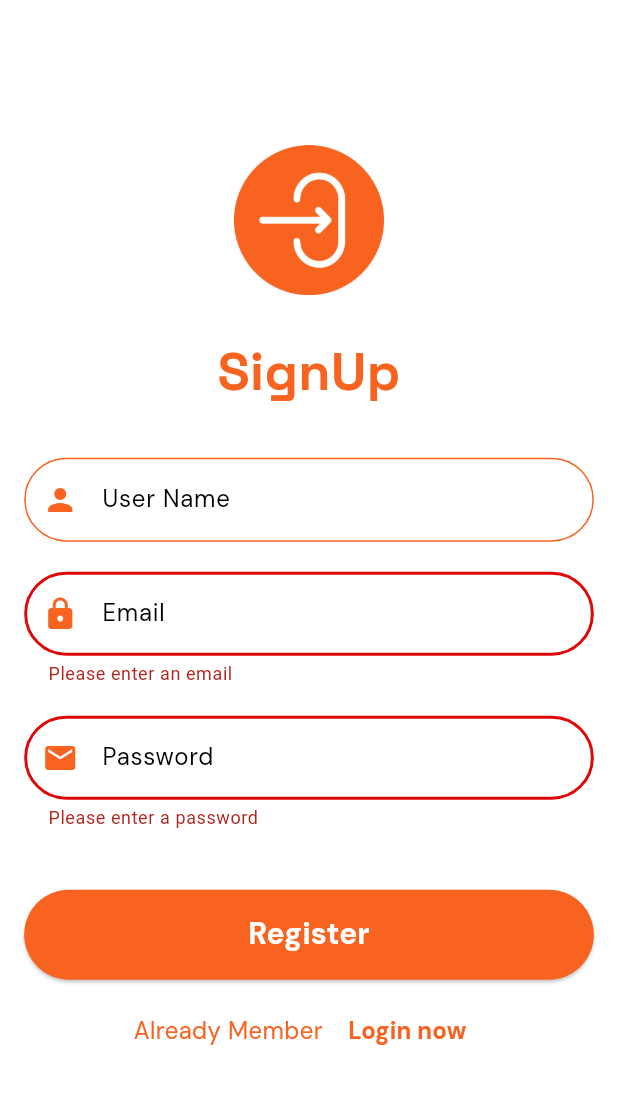
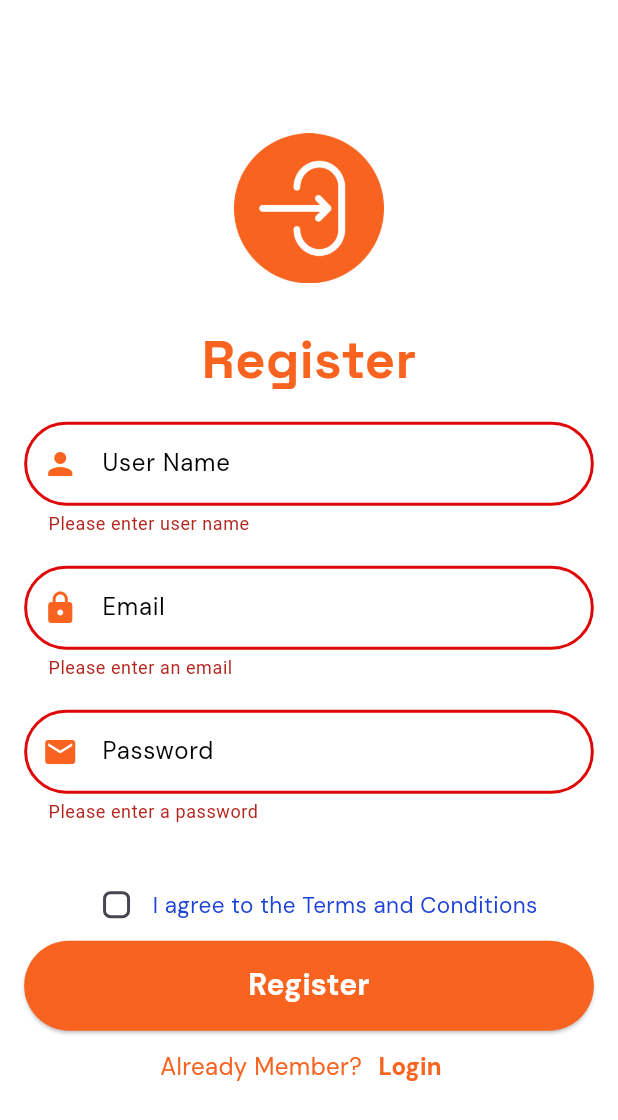
Before and after one commit to ItsJmartin/Library-app-backend, a Flutter app: the RegisterPage screen opened directly, after a tap on "Register", on a phone screen of 412 x 824 dp. Shown: the top 1120 px of the screen. Run offline on Flutter 3.47's test engine with Material 3 defaults, Android fonts, the phone set to English and light mode, and no system bars; our stand-ins replace google_fonts.

Commit message:
reg page update

```diff
--- a/lib/auth/register_page.dart
+++ b/lib/auth/register_page.dart
@@ -3,7 +3,7 @@ import 'package:flutter/material.dart';
 import 'package:google_fonts/google_fonts.dart';
 
 class RegisterPage extends StatefulWidget {
-  RegisterPage({super.key});
+  const RegisterPage({super.key});
 
   @override
   State<RegisterPage> createState() => _RegisterPageState();
@@ -20,12 +20,20 @@ class _RegisterPageState extends State<RegisterPage> {
   final _emailController = TextEditingController();
   final _passwordController = TextEditingController();
 
+  bool isCheked = false;
+
   @override
   Widget build(BuildContext context) {
     return Scaffold(
       resizeToAvoidBottomInset: true,
       backgroundColor: const Color(0xffffffff),
       body: SafeArea(
+        child: Center(
+          child: SingleChildScrollView(
+            child: Form(
+              key: _registerKey,
+              child: Padding(
+                padding: EdgeInsets.all(16.1),
                 child: Column(
                     mainAxisAlignment: MainAxisAlignment.center,
                     crossAxisAlignment: CrossAxisAlignment.center,
@@ -42,7 +50,7 @@ class _RegisterPageState extends State<RegisterPage> {
                       Padding(
                         padding: const EdgeInsets.all(16.1),
                         child: Text(
-                "SignUp",
+                          "Register",
                           style: GoogleFonts.spaceGrotesk(
                             color: const Color(0xfff86320),
                             fontSize: 35,
@@ -50,17 +58,18 @@ class _RegisterPageState extends State<RegisterPage> {
                           ),
                         ),
                       ),
-            Padding(
-              padding: const EdgeInsets.all(16.1),
-              child: Form(
-                key: _registerKey,
-                child: Column(
-                  children: <Widget>[
+
                       TextFormField(
-                      keyboardType: TextInputType.emailAddress,
+                        keyboardType: TextInputType.name,
                         style: GoogleFonts.dmSans(color: Colors.grey),
                         controller: _usernameController,
                         validator: (userName) {
+                          if (userName == null || userName.isEmpty) {
+                            return "Please enter user name";
+                          }
+                          if (userName.length < 5) {
+                            return "Enter a valid Username";
+                          }
                           return null;
                         },
                         decoration: InputDecoration(
@@ -208,7 +217,31 @@ class _RegisterPageState extends State<RegisterPage> {
                           ),
                         ),
                       ),
-                    const SizedBox(height: 40),
+                      const SizedBox(height: 30),
+
+                      // check box
+                      Row(
+                          mainAxisAlignment: MainAxisAlignment.center,
+                          children: <Widget>[
+                            Checkbox(
+                              activeColor: Color(0xff27af3a),
+                              shape: RoundedRectangleBorder(
+                                borderRadius: BorderRadius.circular(5),
+                              ),
+                              value: isCheked,
+                              onChanged: (newValue) {
+                                setState(() {
+                                  isCheked = newValue!;
+                                });
+                              },
+                            ),
+                            Text(
+                              "I agree to the Terms and Conditions",
+                              style: GoogleFonts.dmSans(
+                                  fontSize: 15, color: Color(0xff1D44D6)),
+                            ),
+                          ]),
+
                       SizedBox(
                         width: double.infinity,
                         height: 60,
@@ -246,28 +279,28 @@ class _RegisterPageState extends State<RegisterPage> {
                           ),
                         ),
                       ),
-                    const SizedBox(height: 10), // gap betwwen contents
+
+                      // SizedBox(height: 10), // gap betwwen contents
+
                       Row(
                           mainAxisAlignment: MainAxisAlignment.center,
                           children: <Widget>[
                             Text(
-                          'Already Member',
+                              'Already Member?',
                               style: GoogleFonts.dmSans(
                                 color: const Color(0xfff86320),
                                 fontSize: 16,
                               ),
                             ),
-                        const SizedBox(width: 5),
                             TextButton(
+                              style: TextButton.styleFrom(
+                                padding: EdgeInsets.all(0),
+                              ),
                               onPressed: () {
-                            Navigator.push(
-                              context,
-                              MaterialPageRoute(
-                                  builder: (context) => LoginPage()),
-                            );
+                                Navigator.pop(context, (route) => LoginPage());
                               },
                               child: Text(
-                            'Login now',
+                                'Login',
                                 style: GoogleFonts.dmSans(
                                   color: const Color(0xfff86320),
                                   fontWeight: FontWeight.bold,
@@ -275,13 +308,11 @@ class _RegisterPageState extends State<RegisterPage> {
                                 ),
                               ),
                             ),
-                      ],
-                    ),
-                  ],
+                          ]),
+                    ]),
               ),
             ),
           ),
-          ],
         ),
       ),
     );
--- a/lib/main.dart
+++ b/lib/main.dart
@@ -1,3 +1,5 @@
+import 'package:chat_app/auth/register_page.dart';
+import 'package:chat_app/pages/chat_list.dart';
 import 'package:chat_app/pages/home_page.dart';
 import 'package:flutter/material.dart';
 
@@ -12,7 +14,7 @@ class ChatApp extends StatelessWidget {
   Widget build(BuildContext context) {
     return MaterialApp(
       debugShowCheckedModeBanner: false,
-      home: HomePage(),
+      home: const HomePage(),
     );
   }
 }
```
Also changed, not shown: lib/auth/login_page.dart (+12 -12 lines), lib/pages/chat_list.dart (+1 -62 lines), lib/pages/home_page.dart (+9 -1 lines). Lines whose indentation alone changed are shown as unchanged.
